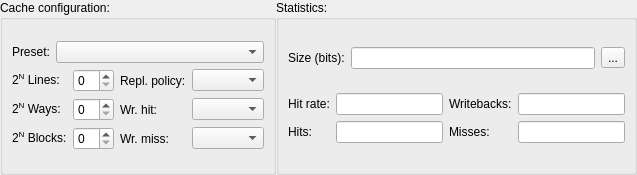
Old version of the form src/cachesim/cacheconfigwidget.ui in the repository mortbopet/Ripes.
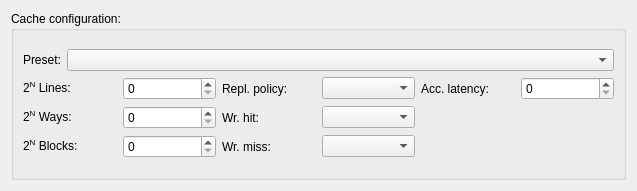
New version of the form.

Commit message: Move cache size breakdown calculation to CachePlotWidget

Diff of the .ui file:
```diff
--- a/src/cachesim/cacheconfigwidget.ui
+++ b/src/cachesim/cacheconfigwidget.ui
@@ -7,32 +7,15 @@
     <x>0</x>
     <y>0</y>
     <width>637</width>
-    <height>175</height>
+    <height>191</height>
    </rect>
   </property>
   <property name="windowTitle">
    <string>Form</string>
   </property>
   <layout class="QGridLayout" name="gridLayout_2">
-   <property name="leftMargin">
-    <number>0</number>
-   </property>
-   <property name="topMargin">
-    <number>0</number>
-   </property>
-   <property name="rightMargin">
-    <number>0</number>
-   </property>
-   <property name="bottomMargin">
-    <number>0</number>
-   </property>
-   <property name="spacing">
-    <number>0</number>
-   </property>
    <item row="0" column="0">
-    <layout class="QHBoxLayout" name="horizontalLayout" stretch="0,0">
-     <item>
-      <layout class="QVBoxLayout" name="verticalLayout_4">
+    <layout class="QVBoxLayout" name="verticalLayout_6">
        <item>
         <widget class="QGroupBox" name="groupBox">
          <property name="title">
@@ -70,19 +53,19 @@
             </item>
             <item>
              <layout class="QGridLayout" name="gridLayout">
-              <item row="6" column="0">
-               <widget class="QLabel" name="label_3">
-                <property name="text">
-                 <string>&lt;html&gt;&lt;head/&gt;&lt;body&gt;&lt;p&gt;2&lt;span style=&quot; vertical-align:super;&quot;&gt;N&lt;/span&gt; Blocks:&lt;/p&gt;&lt;/body&gt;&lt;/html&gt;</string>
+            <item row="6" column="1">
+             <widget class="QSpinBox" name="blocks">
+              <property name="sizePolicy">
+               <sizepolicy hsizetype="Preferred" vsizetype="Fixed">
+                <horstretch>0</horstretch>
+                <verstretch>0</verstretch>
+               </sizepolicy>
+              </property>
+              <property name="maximum">
+               <number>10</number>
                 </property>
                </widget>
               </item>
-              <item row="6" column="3">
-               <widget class="QComboBox" name="wrMiss"/>
-              </item>
-              <item row="5" column="3">
-               <widget class="QComboBox" name="wrHit"/>
-              </item>
               <item row="6" column="2">
                <widget class="QLabel" name="label_10">
                 <property name="text">
@@ -90,10 +73,10 @@
                 </property>
                </widget>
               </item>
-              <item row="4" column="0">
-               <widget class="QLabel" name="label_4">
+            <item row="6" column="0">
+             <widget class="QLabel" name="label_3">
                 <property name="text">
-                 <string>&lt;html&gt;&lt;head/&gt;&lt;body&gt;&lt;p&gt;2&lt;span style=&quot; vertical-align:super;&quot;&gt;N&lt;/span&gt; Lines:&lt;/p&gt;&lt;/body&gt;&lt;/html&gt;</string>
+               <string>&lt;html&gt;&lt;head/&gt;&lt;body&gt;&lt;p&gt;2&lt;span style=&quot; vertical-align:super;&quot;&gt;N&lt;/span&gt; Blocks:&lt;/p&gt;&lt;/body&gt;&lt;/html&gt;</string>
                 </property>
                </widget>
               </item>
@@ -104,6 +87,16 @@
                 </property>
                </widget>
               </item>
+            <item row="4" column="3">
+             <widget class="QComboBox" name="replacementPolicy"/>
+            </item>
+            <item row="4" column="0">
+             <widget class="QLabel" name="label_4">
+              <property name="text">
+               <string>&lt;html&gt;&lt;head/&gt;&lt;body&gt;&lt;p&gt;2&lt;span style=&quot; vertical-align:super;&quot;&gt;N&lt;/span&gt; Lines:&lt;/p&gt;&lt;/body&gt;&lt;/html&gt;</string>
+              </property>
+             </widget>
+            </item>
               <item row="5" column="2">
                <widget class="QLabel" name="label_9">
                 <property name="text">
@@ -111,8 +104,24 @@
                 </property>
                </widget>
               </item>
-              <item row="4" column="3">
-               <widget class="QComboBox" name="replacementPolicy"/>
+            <item row="5" column="1">
+             <widget class="QSpinBox" name="ways">
+              <property name="sizePolicy">
+               <sizepolicy hsizetype="Preferred" vsizetype="Fixed">
+                <horstretch>0</horstretch>
+                <verstretch>0</verstretch>
+               </sizepolicy>
+              </property>
+              <property name="maximum">
+               <number>10</number>
+              </property>
+             </widget>
+            </item>
+            <item row="6" column="3">
+             <widget class="QComboBox" name="wrMiss"/>
+            </item>
+            <item row="5" column="3">
+             <widget class="QComboBox" name="wrHit"/>
               </item>
               <item row="4" column="2">
                <widget class="QLabel" name="label_8">
@@ -134,206 +143,29 @@
                 </property>
                </widget>
               </item>
-              <item row="5" column="1">
-               <widget class="QSpinBox" name="ways">
-                <property name="sizePolicy">
-                 <sizepolicy hsizetype="Preferred" vsizetype="Fixed">
-                  <horstretch>0</horstretch>
-                  <verstretch>0</verstretch>
-                 </sizepolicy>
-                </property>
-                <property name="maximum">
-                 <number>10</number>
-                </property>
-               </widget>
-              </item>
-              <item row="6" column="1">
-               <widget class="QSpinBox" name="blocks">
-                <property name="sizePolicy">
-                 <sizepolicy hsizetype="Preferred" vsizetype="Fixed">
-                  <horstretch>0</horstretch>
-                  <verstretch>0</verstretch>
-                 </sizepolicy>
-                </property>
-                <property name="maximum">
-                 <number>10</number>
-                </property>
-               </widget>
-              </item>
-             </layout>
-            </item>
-           </layout>
-          </item>
-         </layout>
-        </widget>
-       </item>
-      </layout>
-     </item>
-     <item>
-      <layout class="QVBoxLayout" name="verticalLayout_6">
-       <item>
-        <widget class="QGroupBox" name="groupBox_2">
-         <property name="title">
-          <string>Statistics:</string>
-         </property>
-         <layout class="QGridLayout" name="gridLayout_5">
-          <item row="0" column="0">
-           <layout class="QVBoxLayout" name="verticalLayout_3">
-            <item>
-             <layout class="QHBoxLayout" name="horizontalLayout_7">
-              <item>
-               <widget class="QLabel" name="label_6">
-                <property name="text">
-                 <string>Size (bits):</string>
-                </property>
-               </widget>
-              </item>
-              <item>
-               <widget class="QLineEdit" name="size">
-                <property name="sizePolicy">
-                 <sizepolicy hsizetype="MinimumExpanding" vsizetype="Fixed">
-                  <horstretch>0</horstretch>
-                  <verstretch>0</verstretch>
-                 </sizepolicy>
-                </property>
-                <property name="minimumSize">
-                 <size>
-                  <width>0</width>
-                  <height>0</height>
-                 </size>
-                </property>
-                <property name="readOnly">
-                 <bool>true</bool>
-                </property>
-               </widget>
-              </item>
-              <item>
-               <widget class="QToolButton" name="sizeBreakdownButton">
-                <property name="text">
-                 <string>...</string>
-                </property>
-               </widget>
-              </item>
-             </layout>
-            </item>
-           </layout>
-          </item>
-          <item row="1" column="0">
-           <layout class="QHBoxLayout" name="horizontalLayout_4">
-            <item>
-             <layout class="QGridLayout" name="gridLayout_6">
-              <item row="0" column="1">
-               <widget class="QLineEdit" name="hitrate">
-                <property name="sizePolicy">
-                 <sizepolicy hsizetype="Preferred" vsizetype="Fixed">
-                  <horstretch>0</horstretch>
-                  <verstretch>0</verstretch>
-                 </sizepolicy>
-                </property>
-                <property name="minimumSize">
-                 <size>
-                  <width>0</width>
-                  <height>0</height>
-                 </size>
-                </property>
-                <property name="readOnly">
-                 <bool>true</bool>
-                </property>
-               </widget>
-              </item>
-              <item row="0" column="2">
-               <widget class="QLabel" name="label_7">
-                <property name="text">
-                 <string>Writebacks:</string>
-                </property>
-               </widget>
-              </item>
-              <item row="0" column="3">
-               <widget class="QLineEdit" name="writebacks">
-                <property name="sizePolicy">
-                 <sizepolicy hsizetype="Preferred" vsizetype="Fixed">
-                  <horstretch>0</horstretch>
-                  <verstretch>0</verstretch>
-                 </sizepolicy>
-                </property>
-                <property name="minimumSize">
-                 <size>
-                  <width>0</width>
-                  <height>0</height>
-                 </size>
-                </property>
-                <property name="readOnly">
-                 <bool>true</bool>
-                </property>
-               </widget>
-              </item>
-              <item row="0" column="0">
+            <item row="4" column="4">
                <widget class="QLabel" name="label_5">
                 <property name="text">
-                 <string>Hit rate:</string>
+               <string>Acc. latency:</string>
                 </property>
                </widget>
               </item>
-              <item row="1" column="0">
-               <widget class="QLabel" name="label_11">
-                <property name="text">
-                 <string>Hits:</string>
-                </property>
-               </widget>
-              </item>
-              <item row="1" column="1">
-               <widget class="QLineEdit" name="hits">
-                <property name="sizePolicy">
-                 <sizepolicy hsizetype="Preferred" vsizetype="Fixed">
-                  <horstretch>0</horstretch>
-                  <verstretch>0</verstretch>
-                 </sizepolicy>
-                </property>
-                <property name="minimumSize">
-                 <size>
-                  <width>0</width>
-                  <height>0</height>
-                 </size>
-                </property>
-                <property name="readOnly">
-                 <bool>true</bool>
-                </property>
-               </widget>
-              </item>
-              <item row="1" column="2">
-               <widget class="QLabel" name="label_12">
-                <property name="text">
-                 <string>Misses:</string>
-                </property>
-               </widget>
-              </item>
-              <item row="1" column="3">
-               <widget class="QLineEdit" name="misses">
-                <property name="sizePolicy">
-                 <sizepolicy hsizetype="Preferred" vsizetype="Fixed">
-                  <horstretch>0</horstretch>
-                  <verstretch>0</verstretch>
-                 </sizepolicy>
-                </property>
-                <property name="minimumSize">
-                 <size>
-                  <width>0</width>
-                  <height>0</height>
-                 </size>
-                </property>
-                <property name="readOnly">
-                 <bool>true</bool>
-                </property>
-               </widget>
-              </item>
+            <item row="4" column="5">
+             <widget class="QSpinBox" name="spinBox">
+              <property name="minimum">
+               <number>0</number>
+              </property>
+              <property name="maximum">
+               <number>99999</number>
+              </property>
+             </widget>
+            </item>
              </layout>
             </item>
            </layout>
           </item>
          </layout>
         </widget>
-       </item>
-      </layout>
      </item>
     </layout>
    </item>
```
Lines whose indentation alone changed are shown as unchanged. The commit also changes 5 other files.
